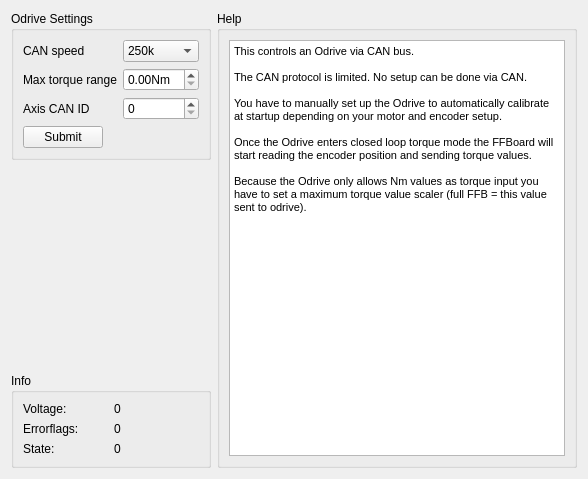
Before: the Qt Designer form res/odrive.ui in Ultrawipf/OpenFFBoard-configurator, drawn with Qt 5.
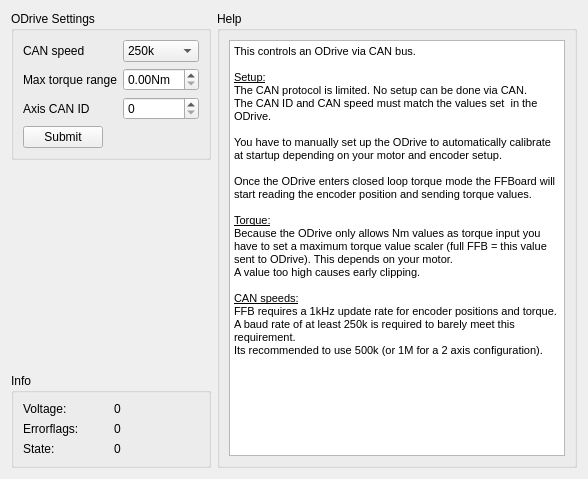
After: the same form once the commit is applied.

Commit message: Consistent ODrive naming in GUI

Patch:
```diff
--- a/res/odrive.ui
+++ b/res/odrive.ui
@@ -80,7 +80,7 @@
       </sizepolicy>
      </property>
      <property name="title">
-      <string>Odrive Settings</string>
+      <string>ODrive Settings</string>
      </property>
      <layout class="QFormLayout" name="formLayout">
       <item row="0" column="0">
@@ -175,15 +175,24 @@
 &lt;html&gt;&lt;head&gt;&lt;meta name=&quot;qrichtext&quot; content=&quot;1&quot; /&gt;&lt;style type=&quot;text/css&quot;&gt;
 p, li { white-space: pre-wrap; }
 &lt;/style&gt;&lt;/head&gt;&lt;body style=&quot; font-family:'MS Shell Dlg 2'; font-size:8.25pt; font-weight:400; font-style:normal;&quot;&gt;
-&lt;p style=&quot; margin-top:0px; margin-bottom:0px; margin-left:0px; margin-right:0px; -qt-block-indent:0; text-indent:0px;&quot;&gt;This controls an Odrive via CAN bus.&lt;/p&gt;
+&lt;p style=&quot; margin-top:0px; margin-bottom:0px; margin-left:0px; margin-right:0px; -qt-block-indent:0; text-indent:0px;&quot;&gt;This controls an ODrive via CAN bus.&lt;/p&gt;
 &lt;p style=&quot;-qt-paragraph-type:empty; margin-top:0px; margin-bottom:0px; margin-left:0px; margin-right:0px; -qt-block-indent:0; text-indent:0px;&quot;&gt;&lt;br /&gt;&lt;/p&gt;
+&lt;p style=&quot; margin-top:0px; margin-bottom:0px; margin-left:0px; margin-right:0px; -qt-block-indent:0; text-indent:0px;&quot;&gt;&lt;span style=&quot; text-decoration: underline;&quot;&gt;Setup:&lt;/span&gt;&lt;/p&gt;
 &lt;p style=&quot; margin-top:0px; margin-bottom:0px; margin-left:0px; margin-right:0px; -qt-block-indent:0; text-indent:0px;&quot;&gt;The CAN protocol is limited. No setup can be done via CAN.&lt;/p&gt;
+&lt;p style=&quot; margin-top:0px; margin-bottom:0px; margin-left:0px; margin-right:0px; -qt-block-indent:0; text-indent:0px;&quot;&gt;The CAN ID and CAN speed must match the values set  in the ODrive.&lt;/p&gt;
 &lt;p style=&quot;-qt-paragraph-type:empty; margin-top:0px; margin-bottom:0px; margin-left:0px; margin-right:0px; -qt-block-indent:0; text-indent:0px;&quot;&gt;&lt;br /&gt;&lt;/p&gt;
-&lt;p style=&quot; margin-top:0px; margin-bottom:0px; margin-left:0px; margin-right:0px; -qt-block-indent:0; text-indent:0px;&quot;&gt;You have to manually set up the Odrive to automatically calibrate at startup depending on your motor and encoder setup.&lt;/p&gt;
+&lt;p style=&quot; margin-top:0px; margin-bottom:0px; margin-left:0px; margin-right:0px; -qt-block-indent:0; text-indent:0px;&quot;&gt;You have to manually set up the ODrive to automatically calibrate at startup depending on your motor and encoder setup.&lt;/p&gt;
 &lt;p style=&quot;-qt-paragraph-type:empty; margin-top:0px; margin-bottom:0px; margin-left:0px; margin-right:0px; -qt-block-indent:0; text-indent:0px;&quot;&gt;&lt;br /&gt;&lt;/p&gt;
-&lt;p style=&quot; margin-top:0px; margin-bottom:0px; margin-left:0px; margin-right:0px; -qt-block-indent:0; text-indent:0px;&quot;&gt;Once the Odrive enters closed loop torque mode the FFBoard will start reading the encoder position and sending torque values. &lt;/p&gt;
+&lt;p style=&quot; margin-top:0px; margin-bottom:0px; margin-left:0px; margin-right:0px; -qt-block-indent:0; text-indent:0px;&quot;&gt;Once the ODrive enters closed loop torque mode the FFBoard will start reading the encoder position and sending torque values. &lt;/p&gt;
 &lt;p style=&quot;-qt-paragraph-type:empty; margin-top:0px; margin-bottom:0px; margin-left:0px; margin-right:0px; -qt-block-indent:0; text-indent:0px;&quot;&gt;&lt;br /&gt;&lt;/p&gt;
-&lt;p style=&quot; margin-top:0px; margin-bottom:0px; margin-left:0px; margin-right:0px; -qt-block-indent:0; text-indent:0px;&quot;&gt;Because the Odrive only allows Nm values as torque input you have to set a maximum torque value scaler (full FFB = this value sent to odrive).&lt;/p&gt;&lt;/body&gt;&lt;/html&gt;</string>
+&lt;p style=&quot; margin-top:0px; margin-bottom:0px; margin-left:0px; margin-right:0px; -qt-block-indent:0; text-indent:0px;&quot;&gt;&lt;span style=&quot; text-decoration: underline;&quot;&gt;Torque:&lt;/span&gt;&lt;/p&gt;
+&lt;p style=&quot; margin-top:0px; margin-bottom:0px; margin-left:0px; margin-right:0px; -qt-block-indent:0; text-indent:0px;&quot;&gt;Because the ODrive only allows Nm values as torque input you have to set a maximum torque value scaler (full FFB = this value sent to ODrive). This depends on your motor. &lt;/p&gt;
+&lt;p style=&quot; margin-top:0px; margin-bottom:0px; margin-left:0px; margin-right:0px; -qt-block-indent:0; text-indent:0px;&quot;&gt;A value too high causes early clipping.&lt;/p&gt;
+&lt;p style=&quot;-qt-paragraph-type:empty; margin-top:0px; margin-bottom:0px; margin-left:0px; margin-right:0px; -qt-block-indent:0; text-indent:0px;&quot;&gt;&lt;br /&gt;&lt;/p&gt;
+&lt;p style=&quot; margin-top:0px; margin-bottom:0px; margin-left:0px; margin-right:0px; -qt-block-indent:0; text-indent:0px;&quot;&gt;&lt;span style=&quot; text-decoration: underline;&quot;&gt;CAN speeds:&lt;/span&gt;&lt;/p&gt;
+&lt;p style=&quot; margin-top:0px; margin-bottom:0px; margin-left:0px; margin-right:0px; -qt-block-indent:0; text-indent:0px;&quot;&gt;FFB requires a 1kHz update rate for encoder positions and torque. &lt;/p&gt;
+&lt;p style=&quot; margin-top:0px; margin-bottom:0px; margin-left:0px; margin-right:0px; -qt-block-indent:0; text-indent:0px;&quot;&gt;A baud rate of at least 250k is required to barely meet this requirement. &lt;/p&gt;
+&lt;p style=&quot; margin-top:0px; margin-bottom:0px; margin-left:0px; margin-right:0px; -qt-block-indent:0; text-indent:0px;&quot;&gt;Its recommended to use 500k (or 1M for a 2 axis configuration).&lt;/p&gt;&lt;/body&gt;&lt;/html&gt;</string>
         </property>
        </widget>
       </item>
```
Left out of the diff: 2 changed lines with no effect on the pictures. The commit also changes 2 other files.
